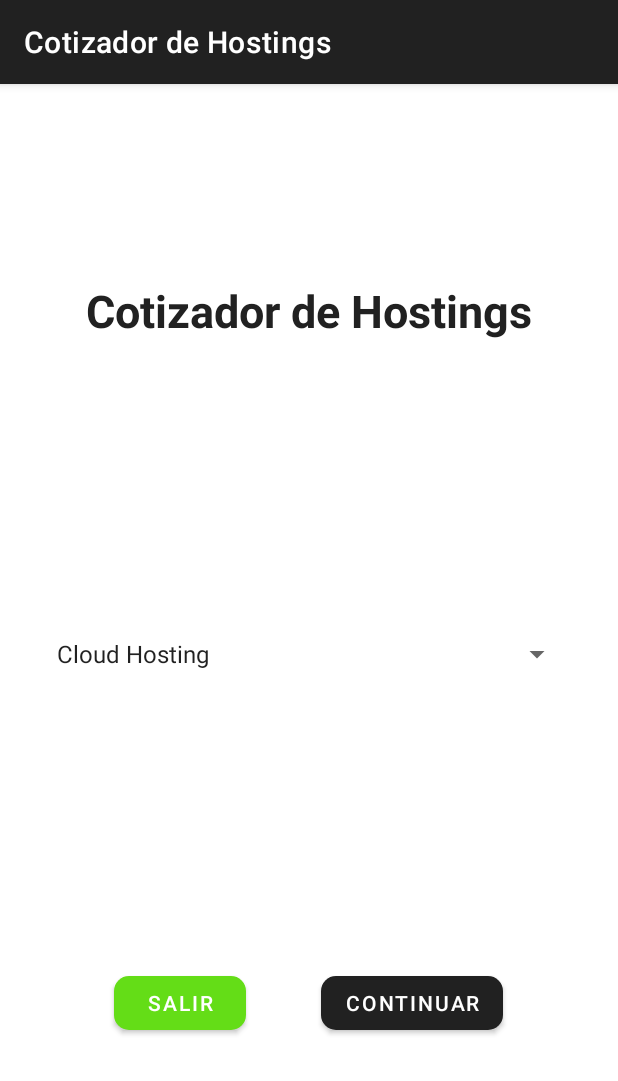
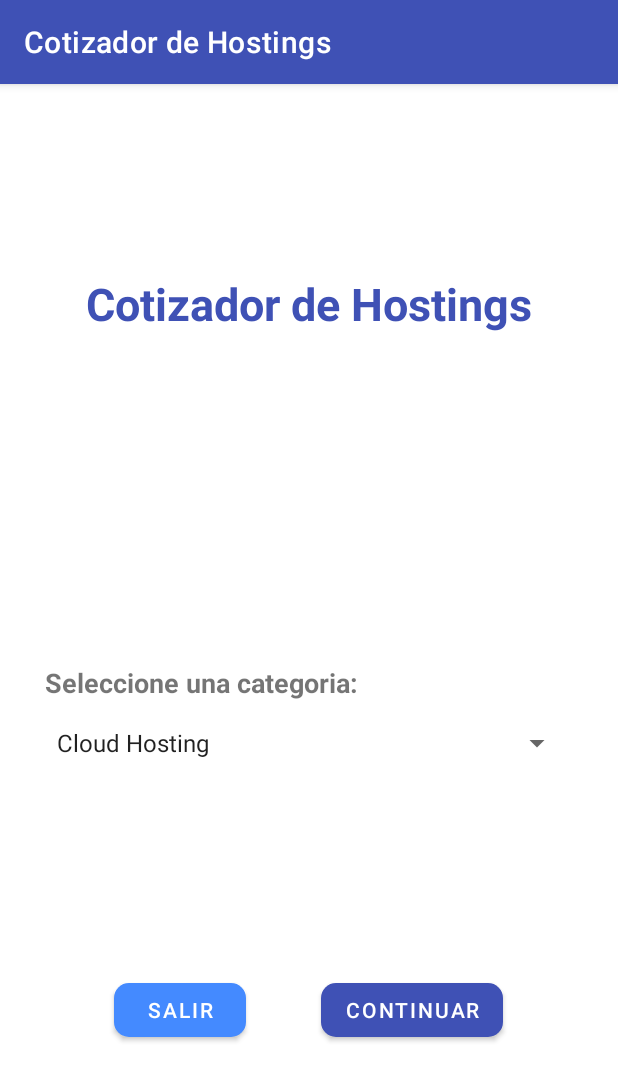
Before and after one commit to Macover/cotizadorApp, an Android app: the screen it shows after launch (MainActivity), on a phone screen of 412 x 824 dp. Shown: the top 1081 px of the screen. Run offline under Robolectric (Android 15) with nearby library versions, the phone set to English and light mode, and no system bars; Roboto replaces fonts that are not available here.

```diff
--- a/app/src/main/res/layout/activity_main.xml
+++ b/app/src/main/res/layout/activity_main.xml
@@ -32,10 +32,20 @@
         android:gravity="center"
         android:orientation="vertical">
 
+        <TextView
+            android:layout_width="match_parent"
+            android:layout_height="wrap_content"
+            android:layout_weight="3"
+            android:gravity="bottom"
+            android:textStyle="bold"
+            android:textSize="18dp"
+            android:text="Seleccione una categoria:" />
+
         <Spinner
             android:id="@+id/spinnerCategoriasVista"
             android:layout_width="match_parent"
             android:layout_height="wrap_content"
+            android:layout_weight="1"
             />
 
     </LinearLayout>
--- a/app/src/main/res/layout/elige_sub_paquete.xml
+++ b/app/src/main/res/layout/elige_sub_paquete.xml
@@ -46,7 +46,6 @@
                 android:checked="true"
                 android:layout_width="match_parent"
                 android:layout_height="wrap_content"
-                android:layout_marginTop="20dp"
                 android:text="Opcion 1"
                  />
 
@@ -55,7 +54,6 @@
                 style="@style/customRadioButton"
                 android:layout_width="match_parent"
                 android:layout_height="wrap_content"
-                android:layout_marginTop="20dp"
                 android:text="Opcion 2"
                 />
 
@@ -64,7 +62,6 @@
                 style="@style/customRadioButton"
                 android:layout_width="match_parent"
                 android:layout_height="wrap_content"
-                android:layout_marginTop="20dp"
                 android:text="Opcion 3"
                 />
 
--- a/app/src/main/res/values/categorias_array.xml
+++ b/app/src/main/res/values/categorias_array.xml
@@ -4,7 +4,7 @@
         <item>Cloud Hosting</item>
         <item>Vps Hosting</item>
         <item>WordPress Hosting</item>
-        <item>Domain</item>
+        <item>Dominio</item>
         <item>Email hosting</item>
         <item>Servidor dedicado</item>
     </string-array>
--- a/app/src/main/res/values/colors.xml
+++ b/app/src/main/res/values/colors.xml
@@ -8,12 +8,12 @@
     <color name="black">#FF000000</color>
     <color name="white">#FFFFFFFF</color>
 
-    <color name="primary">#212121</color>
-    <color name="primary_dark">#000000</color>
-    <color name="primary_light">#484848</color>
-    <color name="accent">#64dd17</color>
-    <color name="primary_text">#ffffff</color>
-    <color name="secondary_text">#000000</color>
+    <color name="primary">#3F51B5</color>
+    <color name="primary_dark">#303F9F</color>
+    <color name="primary_light">#C5CAE9</color>
+    <color name="accent">#448AFF</color>
+    <color name="primary_text">#212121</color>
+    <color name="secondary_text">#757575</color>
     <color name="icons">#FFFFFF</color>
     <color name="divider">#BDBDBD</color>
 </resources>
```
Also changed, not shown: app/src/main/java/com/example/cotizadorapp/SubPaquetesControlador.java (+8 -4 lines), app/src/main/java/com/example/cotizadorapp/calculaTotalResumen.java (+15 -10 lines), app/src/main/java/com/example/cotizadorapp/subPaquetesTiempo.java (+10 -4 lines), app/src/main/res/layout/activity_sub_paquetes_tiempo.xml (+9 -0 lines), app/src/main/res/layout/resumen_activity.xml (+37 -13 lines).
